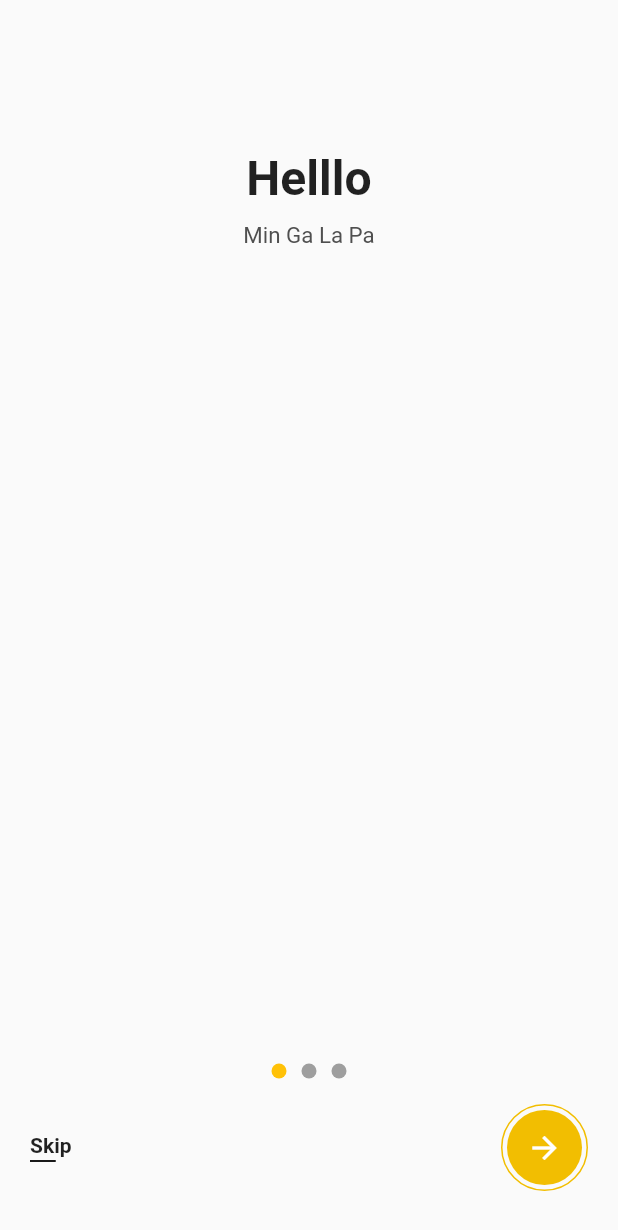
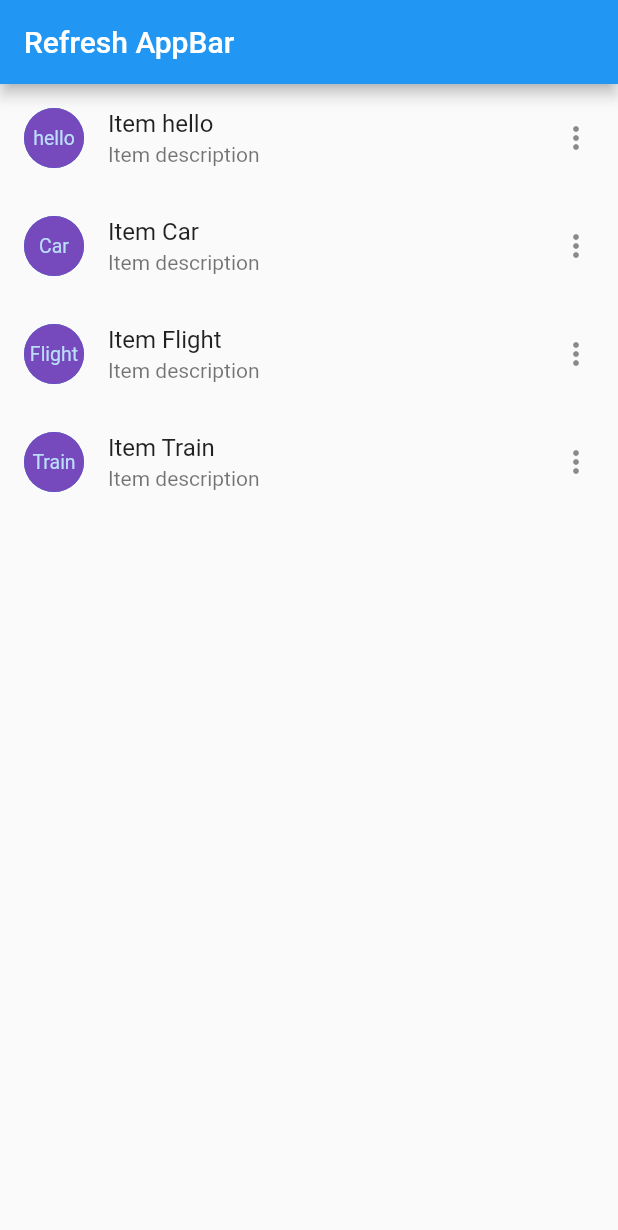
Before and after one commit to Delarram/Restapp, a Flutter app: the screen it shows after launch, on a phone screen of 412 x 824 dp. Shown: the top 1230 px of the screen. Run offline on Flutter 3.47's test engine with Material 2 defaults, Android fonts, the phone set to English and light mode, and no system bars; our stand-ins replace flutter_screenutil, font_awesome_flutter, image_picker.

Commit message:
added listview

```diff
--- a/lib/main.dart
+++ b/lib/main.dart
@@ -1,5 +1,6 @@
 import 'package:flutter/material.dart';
 import 'package:flutter_screenutil/flutter_screenutil.dart';
+import 'package:rest_api/pagination/refresh_listview.dart';
 import 'package:rest_api/screens/landingScreen/landing_screen.dart';
 import 'package:rest_api/screens/welcomeScreen/forclipper/language_welcome_screen.dart';
 
@@ -20,7 +21,7 @@ class MyApp extends StatelessWidget {
         theme: ThemeData(
           primarySwatch: Colors.blue,
         ),
-        home: const LandingPage(),
+        home: RefreshListView()
       );},
     );
   }
--- /dev/null
+++ b/lib/pagination/refresh_listview.dart
@@ -0,0 +1,48 @@
+import 'package:flutter/material.dart';
+
+class RefreshListView extends StatefulWidget {
+  const RefreshListView({Key? key}) : super(key: key);
+
+
+  @override
+  State<RefreshListView> createState() => _RefreshListViewState();
+}
+
+class _RefreshListViewState extends State<RefreshListView> {
+  final List<String> items = ["hello","Car","Flight","Train"];
+  @override
+  Widget build(BuildContext context) {
+    return Scaffold(
+      appBar: AppBar(
+        title: Text("Refresh AppBar"),
+      ),
+      body: SafeArea(
+        child: SingleChildScrollView(
+          child: Column(
+            children: [
+              ListView.builder(
+                shrinkWrap: true,
+                itemCount: items.length,
+                itemBuilder: (context, index) {
+                  return ListTile(
+                    leading: CircleAvatar(
+                      child: CircleAvatar(
+                        radius: 35,
+                        backgroundColor: const Color(0xff764abc),
+                        child: Text(items[index],style: TextStyle(fontSize: 13),),
+                      ),
+                    ),
+                    title: Text('Item ${items[index]}'),
+                    subtitle: Text('Item description'),
+                    trailing: Icon(Icons.more_vert),
+                  );
+                },
+              )
+
+            ],
+          ),
+        ),
+      ),
+    );
+  }
+}
```
